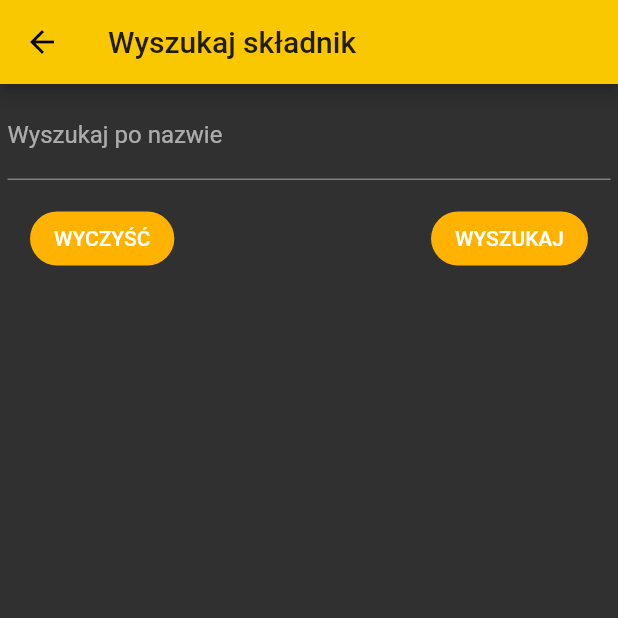
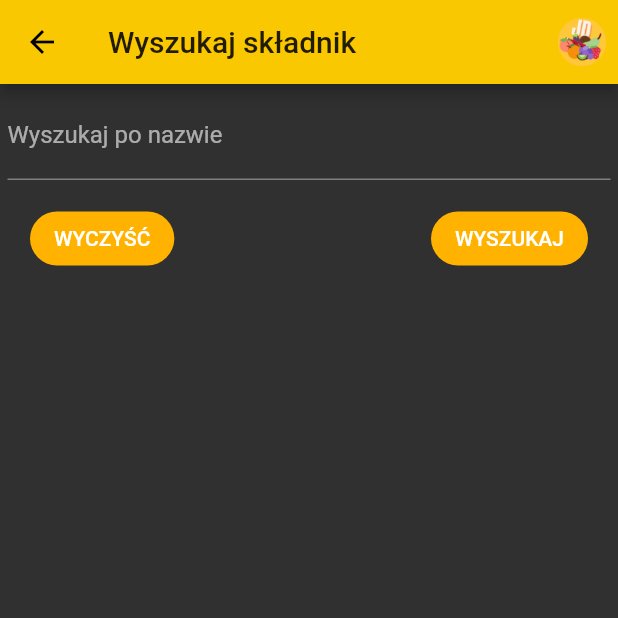
Before and after one commit to Skelebot/jedz-dobrze, a Flutter app: the HackatonHome screen opened directly with empty values, after a tap on "WYSZUKAJ", on a phone screen of 412 x 824 dp, the top half of it. Run offline on Flutter 3.47's test engine with Material 2 defaults, Android fonts, the phone set to English and light mode, and no system bars; our stand-ins replace csv, diacritic, screenshot; missing offline and left inert: image_picker_gallery_camera, simple_ocr_plugin, woozy_search.

Commit message:
Added icon and some docs
Now there's an icon button on the appBar that returns you to the home screen.

```diff
--- a/lib/screens/home.dart
+++ b/lib/screens/home.dart
@@ -12,16 +12,9 @@ import 'package:image_picker_gallery_camera/image_picker_gallery_camera.dart';
 class HackatonHome extends StatefulWidget {
   HackatonHome({Key key, this.title, this.data}) : super(key: key);
 
-  // This widget is the home page of your application. It is stateful, meaning
-  // that it has a State object (defined below) that contains fields that affect
-  // how it looks.
-
-  // This class is the configuration for the state. It holds the values (in this
-  // case the title) provided by the parent (in this case the App widget) and
-  // used by the build method of the State. Fields in a Widget subclass are
-  // always marked "final".
-
+  // app title
   final String title;
+  // database
   final SpreadsheetData data;
 
   @override
@@ -30,11 +23,6 @@ class HackatonHome extends StatefulWidget {
 
 class HackatonHomeState extends State<HackatonHome> {
   // TODO: maybe add an option to scroll through the whole list?
-
-  @override
-  void initState() {
-    super.initState();
-  }
 
   void _onSearchPress() {
     Navigator.of(context).push(
@@ -76,24 +64,18 @@ class HackatonHomeState extends State<HackatonHome> {
     return pickedImage;
   }
 
-  // TODO: make the thing look nicer (move the buttons?)
   Widget build(BuildContext context) {
-    // This method is rerun every time setState is called, for instance as done
-    // by the _incrementCounter method above.
-    //
-    // The Flutter framework has been optimized to make rerunning build methods
-    // fast, so that you can just rebuild anything that needs updating rather
-    // than having to individually change instances of widgets.
     return Scaffold(
       appBar: AppBar(
-        // Here we take the value from the MyHomePage object that was created by
-        // the App.build method, and use it to set our appbar title.
         title: Text(widget.title),
-        //TODO: Add icon to appbar.
+        actions: <Widget>[
+          IconButton(
+            icon: Image(image: AssetImage('assets/icon/icon.png')),
+            onPressed: () => {},
+          )
+        ],
       ),
       body: Center(
-        // Center is a layout widget. It takes a single child and positions it
-        // in the middle of the parent.
         child: Column(
           mainAxisAlignment: MainAxisAlignment.center,
           // TODO: add home page contents (like some text or something)
--- a/lib/screens/search.dart
+++ b/lib/screens/search.dart
@@ -20,6 +20,7 @@ class SearchScreenState extends State<SearchScreen> {
   Widget _tableBody = Container();
 
   void _onClearPress() {
+    // clear the text field and the table
     txtEditController.clear();
     setState(() {
       _tableBody = Container();
@@ -38,8 +39,10 @@ class SearchScreenState extends State<SearchScreen> {
     // search with the query typed into the TextField
     var queryResponse = widget.data.dictionary.search(query);
 
+    // debug print
     print('found: $queryResponse');
 
+    // if the query is e + someNumber - you have to be specific
     double minQueryScore = 0.5;
     if (query.toLowerCase().startsWith(new RegExp(r'e\d*'))) {
       minQueryScore = 0.9;
@@ -53,8 +56,10 @@ class SearchScreenState extends State<SearchScreen> {
       }
     }
 
+    // debug print
     print('filtered: $filteredResponse');
 
+    // get a list of found ingredients
     List<String> ingredients = [];
     for (var entry in filteredResponse) {
       if (!ingredients.contains(entry.text.toLowerCase())) {
@@ -62,6 +67,7 @@ class SearchScreenState extends State<SearchScreen> {
       }
     }
 
+    // extract names, longNames and marks from the database
     List<String> names = List(ingredients.length);
     List<String> longNames = List(ingredients.length);
     List<String> marks = List(ingredients.length);
@@ -126,6 +132,7 @@ class SearchScreenState extends State<SearchScreen> {
 
     // remove null rows
     rows.retainWhere((element) => element != null);
+    // if found any ingredient
     if (rows.length > 0) {
       return SingleChildScrollView(
           child: Column(
@@ -162,7 +169,9 @@ class SearchScreenState extends State<SearchScreen> {
               ]),
         ],
       ));
-    } else {
+    }
+    // if found zero ingredients
+    else {
       return Text(
         "Nie znaleziono podobnych składników",
         textAlign: TextAlign.center,
@@ -175,7 +184,15 @@ class SearchScreenState extends State<SearchScreen> {
   Widget build(BuildContext context) {
     return Scaffold(
         resizeToAvoidBottomInset: false,
-        appBar: AppBar(title: Text("Wyszukaj składnik")),
+        appBar: AppBar(title: Text("Wyszukaj składnik"), actions: <Widget>[
+          IconButton(
+            icon: Image(image: AssetImage('assets/icon/icon.png')),
+            onPressed: () => {
+              // Pop screens until we arrive back at the main screen
+              Navigator.popUntil(context, (route) => route.isFirst)
+            },
+          )
+        ]),
         body: Padding(
           padding: EdgeInsets.all(5.0),
           child: Column(
--- a/pubspec.yaml
+++ b/pubspec.yaml
@@ -61,6 +61,7 @@ flutter:
     - assets/test/cola.jpg
     - assets/test/primgles.jpg
     - assets/test/czekolada.jpg
+    - assets/icon/icon.png
     - assets/
 
   # The following line ensures that the Material Icons font is
```
Also changed, not shown: lib/screens/select.dart (+13 -1 lines), lib/screens/summary.dart (+9 -19 lines).
